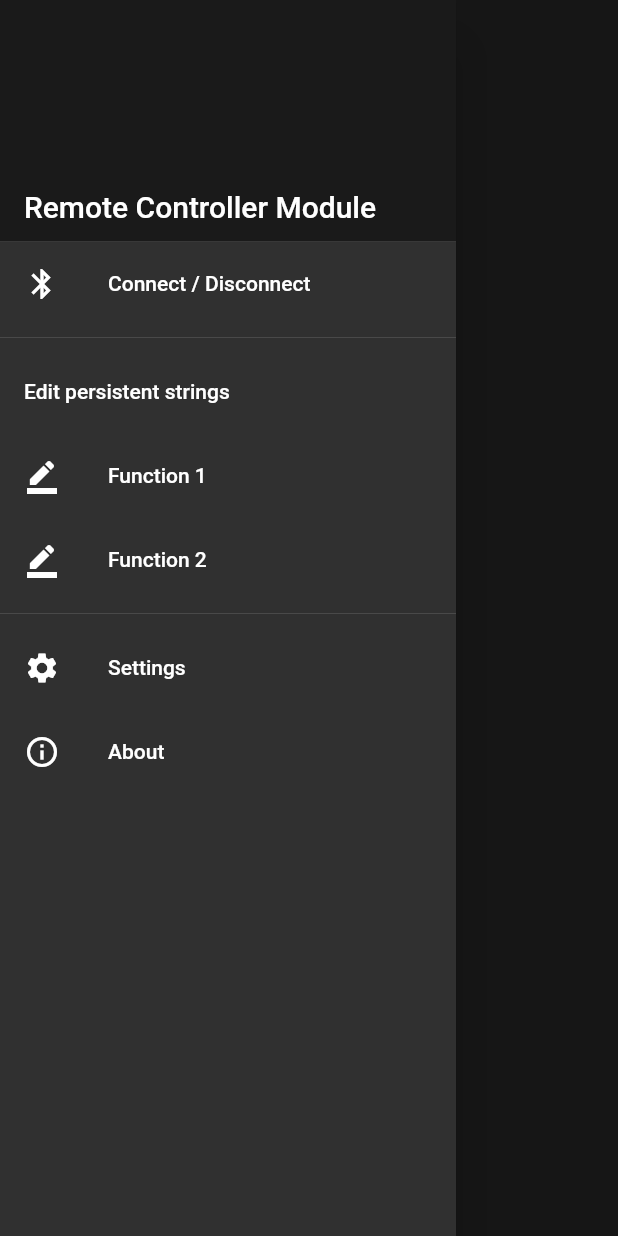
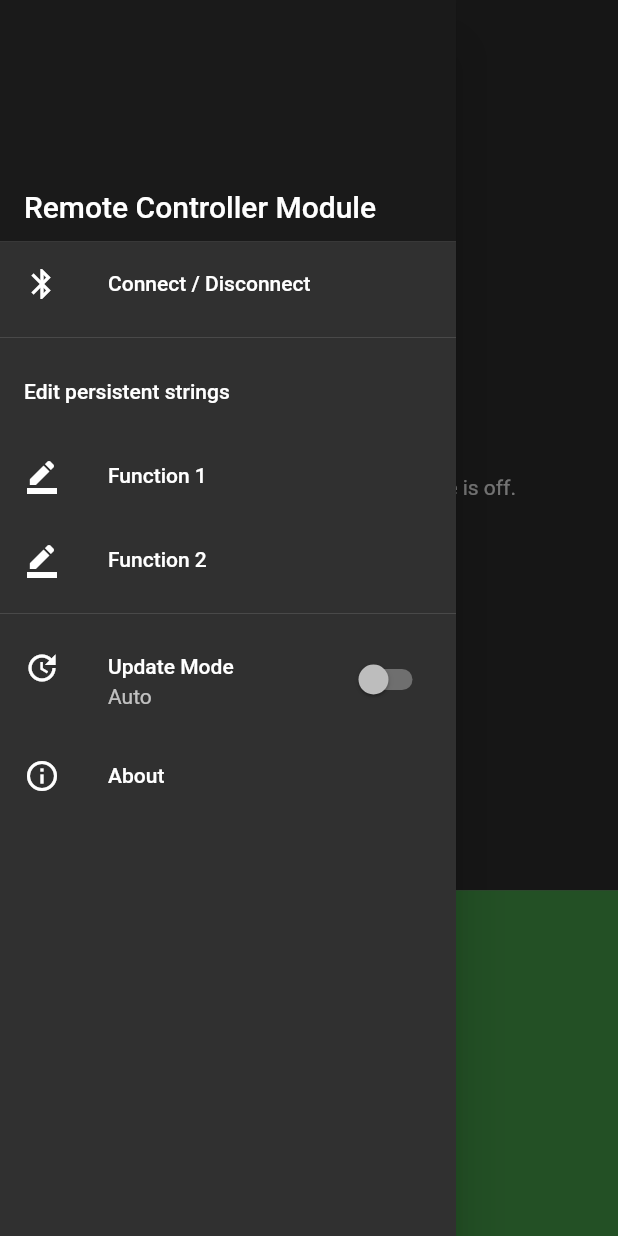
Before and after one commit to ngljie97/ay2021mdp_grp5, a Flutter app: the screen it shows after launch, with the side drawer open, on a phone screen of 412 x 824 dp. Run offline on Flutter 3.47's test engine with Material 2 defaults, Android fonts, the phone set to English and light mode, and no system bars; our stand-ins replace shared_preferences.

Commit message:
Changelog: 1. Removed page_master.dart and settings.dart due to unnecessary complexity. 2. Changed navigation button for Settings into a toggle for update mode in main.dart drawer. 3. Removed dependencies of the removed files. 4. Added global.dart to store non-persistent variables globally.

```diff
--- /dev/null
+++ b/android_remote/lib/globals.dart
@@ -0,0 +1,3 @@
+library android_remote.globals;
+
+bool updateMode = false;
--- a/android_remote/lib/main.dart
+++ b/android_remote/lib/main.dart
@@ -1,7 +1,7 @@
-import 'package:flutter/cupertino.dart';
 import 'package:flutter/material.dart';
 import 'package:shared_preferences/shared_preferences.dart';
 
+import 'globals.dart' as globals;
 import 'router.dart';
 
 void main() {
@@ -65,20 +65,121 @@ class _MyHomePageState extends State<MyHomePage> {
           backgroundColor: Colors.transparent,
           elevation: 0.0,
         ),
-        drawer: _mainDrawer(context),
-        body: Center(
-          child: Column(
-            mainAxisAlignment: MainAxisAlignment.center,
+        drawer: Drawer(
+          child: ListView(
+            padding: EdgeInsets.zero,
             children: <Widget>[
-              Text(
-                'This is the home page.',
+              DrawerHeader(
+                  margin: EdgeInsets.zero,
+                  padding: EdgeInsets.zero,
+                  decoration: BoxDecoration(color: Colors.black45),
+                  child: Stack(children: <Widget>[
+                    Positioned(
+                        bottom: 12.0,
+                        left: 16.0,
+                        child: Text('Remote Controller Module',
+                            style: TextStyle(
+                                fontSize: 20.0, fontWeight: FontWeight.w500))),
+                  ])),
+              ListTile(
+                leading: Icon(Icons.bluetooth),
+                title: Text('Connect / Disconnect'),
+                onTap: () {
+                  Navigator.popAndPushNamed(context, connectionRoute);
+                },
+              ),
+              Divider(),
+              ListTile(
+                title: Text('Edit persistent strings'),
+              ),
+              ListTile(
+                leading: Icon(Icons.border_color),
+                title: Text('Function 1'),
+                onTap: () => _showEditForm(context, 1),
+              ),
+              ListTile(
+                leading: Icon(Icons.border_color),
+                title: Text('Function 2'),
+                onTap: () => _showEditForm(context, 2),
+              ),
+              Divider(),
+              ListTile(
+                leading: Icon(Icons.update_outlined),
+                title: Text('Update Mode'),
+                subtitle: Text(() {
+                  if (!globals.updateMode) {
+                    return 'Auto';
+                  } else {
+                    return 'Manual';
+                  }
+                }()),
+                trailing: Switch(
+                  value: globals.updateMode,
+                  onChanged: (value) {
+                    setState(() {
+                      globals.updateMode = value;
+                    });
+                  },
+                ),
+              ),
+              ListTile(
+                leading: Icon(Icons.info_outline),
+                title: Text('About'),
+                onTap: () {
+                  Navigator.popAndPushNamed(context, aboutRoute);
+                },
               ),
             ],
           ),
         ),
+        body: Center(child: _buildBody(context)),
       ),
     );
   }
+}
+
+Widget _buildBody(BuildContext context) {
+  return Column(
+    mainAxisAlignment: MainAxisAlignment.spaceEvenly,
+    children: <Widget>[
+      Expanded(
+        flex: 7,
+        child: Center(
+          child: Text(() {
+            if (globals.updateMode) {
+              return 'This is the home page. Manual update is on.';
+            } else {
+              return 'This is the home page. Manual update is off.';
+            }
+          }()),
+        ),
+      ),
+      Expanded(
+        flex: 3,
+        child: Container(
+          child: Center(
+            child: Row(
+              children: <Widget>[
+                Expanded(
+                  flex: 6,
+                  child: Container(
+                    color: Colors.white60,
+                  ),
+                ),
+                Expanded(
+                  flex: 4,
+                  child: Container(
+                    color: Colors.green,
+                  ),
+                ),
+              ],
+            ),
+          ),
+          color: Colors.white60,
+        ),
+      ),
+    ],
+  );
 }
 
 void _showEditForm(BuildContext context, int i) async {
@@ -170,61 +271,3 @@ void _showEditForm(BuildContext context, int i) async {
         );
       });
 }
-
-Widget _mainDrawer(BuildContext context) {
-  return new Drawer(
-    child: ListView(
-      padding: EdgeInsets.zero,
-      children: <Widget>[
-        DrawerHeader(
-            margin: EdgeInsets.zero,
-            padding: EdgeInsets.zero,
-            decoration: BoxDecoration(color: Colors.black45),
-            child: Stack(children: <Widget>[
-              Positioned(
-                  bottom: 12.0,
-                  left: 16.0,
-                  child: Text('Remote Controller Module',
-                      style: TextStyle(
-                          fontSize: 20.0, fontWeight: FontWeight.w500))),
-            ])),
-        ListTile(
-          leading: Icon(Icons.bluetooth),
-          title: Text('Connect / Disconnect'),
-          onTap: () {
-            Navigator.popAndPushNamed(context, connectionRoute);
-          },
-        ),
-        Divider(),
-        ListTile(
-          title: Text('Edit persistent strings'),
-        ),
-        ListTile(
-          leading: Icon(Icons.border_color),
-          title: Text('Function 1'),
-          onTap: () => _showEditForm(context, 1),
-        ),
-        ListTile(
-          leading: Icon(Icons.border_color),
-          title: Text('Function 2'),
-          onTap: () => _showEditForm(context, 2),
-        ),
-        Divider(),
-        ListTile(
-          leading: Icon(Icons.settings),
-          title: Text('Settings'),
-          onTap: () {
-            Navigator.popAndPushNamed(context, settingsRoute);
-          },
-        ),
-        ListTile(
-          leading: Icon(Icons.info_outline),
-          title: Text('About'),
-          onTap: () {
-            Navigator.popAndPushNamed(context, aboutRoute);
-          },
-        ),
-      ],
-    ),
-  );
-}
--- a/android_remote/lib/router.dart
+++ b/android_remote/lib/router.dart
@@ -3,7 +3,6 @@ import 'package:flutter/material.dart';
 import 'main.dart';
 import 'pages/about.dart';
 import 'pages/bluetooth_connection.dart';
-import 'pages/settings.dart';
 
 const String homeRoute = '/';
 const String connectionRoute = '/bluetooth_connection';
@@ -17,8 +16,6 @@ class PageRouter {
         return MaterialPageRoute(builder: (_) => MyHomePage());
       case connectionRoute:
         return MaterialPageRoute(builder: (_) => ConnectionPage());
-      case settingsRoute:
-        return MaterialPageRoute(builder: (_) => SettingsPage());
       case aboutRoute:
         return MaterialPageRoute(builder: (_) => AboutPage());
       default:
```
Also changed, not shown: android_remote/lib/page_master.dart (deleted, +0 -105 lines), android_remote/lib/pages/settings.dart (deleted, +0 -15 lines).
